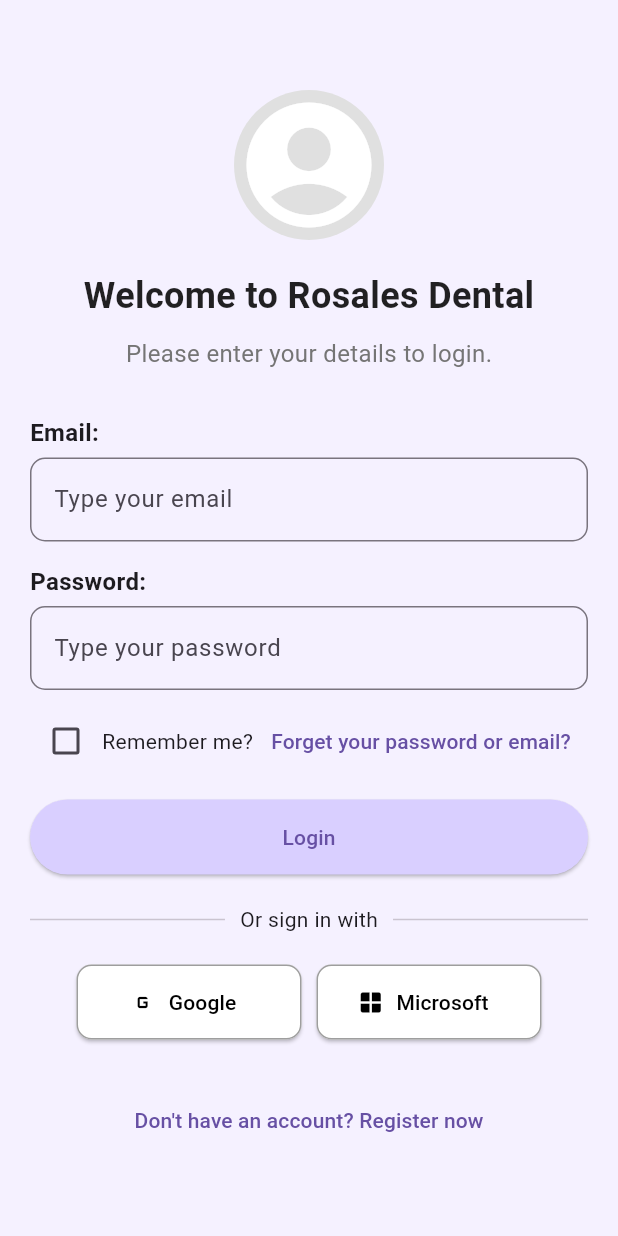
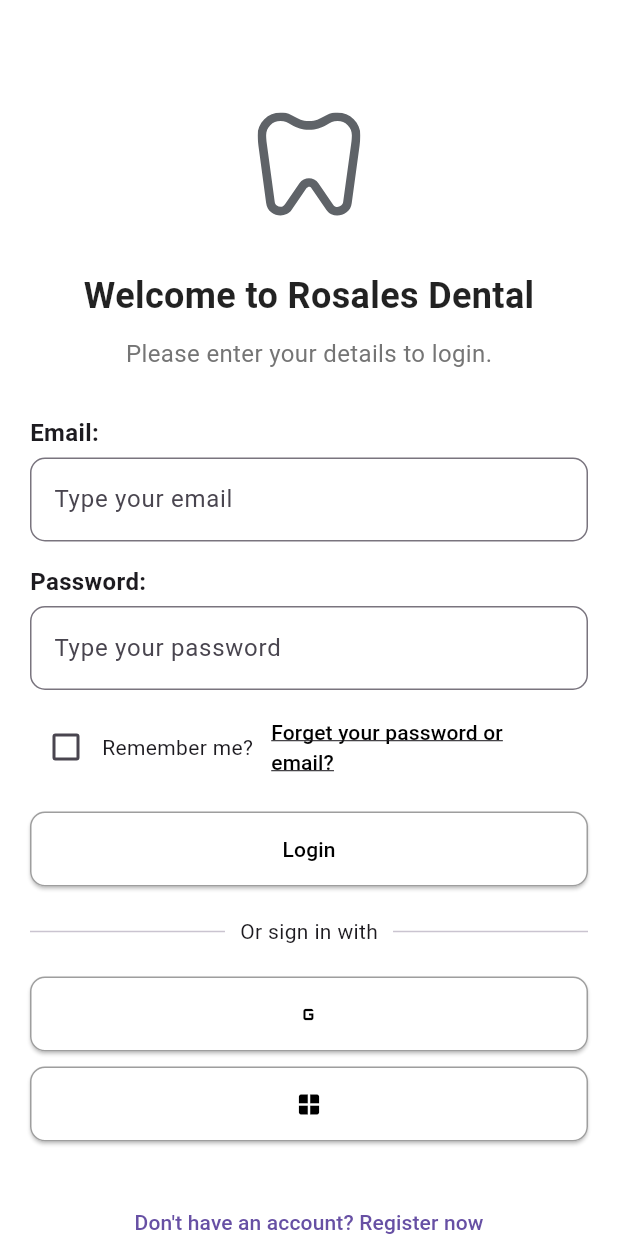
Before and after one commit to joshua12cx/Moviles, a Flutter app: the screen it shows after launch, on a phone screen of 412 x 824 dp. Run offline on Flutter 3.47's test engine with Material 3 defaults, Android fonts, the phone set to English and light mode, and no system bars; our stand-ins replace flutter_svg.

Commit message:
actualizacion sin error

```diff
--- a/lib/main.dart
+++ b/lib/main.dart
@@ -2,8 +2,7 @@ import 'package:flutter/material.dart';
 import 'package:consultorio_odontologico_rosales/screens/login_screen.dart';
 import 'package:consultorio_odontologico_rosales/screens/home_screen.dart';
 
-import 'screens/PacienteDetalleScreen.dart';
-import 'screens/PacientesScreen.dart';
+
 
 void main() {
   runApp(MyApp());
@@ -23,8 +22,7 @@ class MyApp extends StatelessWidget {
       routes: {
         '/login': (context) => LoginScreen(),
         '/home': (context) => HomeScreen(),
-        '/pacientes': (context) => PacientesScreen(),
-        '/pacienteDetalle': (context) => PacienteDetalleScreen(),
+
       },
     );
   }
--- a/lib/screens/login_screen.dart
+++ b/lib/screens/login_screen.dart
@@ -1,4 +1,5 @@
 import 'package:flutter/material.dart';
+import 'package:flutter_svg/flutter_svg.dart';
 
 class LoginScreen extends StatefulWidget {
   @override
@@ -20,7 +21,8 @@ class _LoginScreenState extends State<LoginScreen> {
 
       await Future.delayed(Duration(seconds: 2));
 
-      if (_emailController.text == 'doctor' && _passwordController.text == '12345') {
+      if (_emailController.text == 'doctor' &&
+          _passwordController.text == '12345') {
         Navigator.pushReplacementNamed(context, '/home');
       } else {
         _showErrorDialog('Credenciales incorrectas. Inténtalo de nuevo.');
@@ -52,8 +54,10 @@ class _LoginScreenState extends State<LoginScreen> {
 
   @override
   Widget build(BuildContext context) {
-    return Scaffold(
-      backgroundColor: Color(0xFFF5F1FF), // Fondo lila claro
+    return MaterialApp(
+      debugShowCheckedModeBanner: false,
+      home: Scaffold(
+        backgroundColor: Colors.white,
         body: SingleChildScrollView(
           child: Padding(
             padding: const EdgeInsets.symmetric(horizontal: 20.0),
@@ -62,11 +66,15 @@ class _LoginScreenState extends State<LoginScreen> {
               child: Column(
                 mainAxisAlignment: MainAxisAlignment.center,
                 children: <Widget>[
-                SizedBox(height: 60), // Espacio superior
+                  SizedBox(height: 60),
                   CircleAvatar(
                     radius: 50,
-                  backgroundColor: Colors.grey[300],
-                  child: Icon(Icons.account_circle, size: 100, color: Colors.white),
+                    backgroundColor: Colors.transparent,
+                    child: SvgPicture.asset(
+                      'lib/svg/diente.svg',
+                      height: 70,
+                      width: 70,
+                    ),
                   ),
                   SizedBox(height: 20),
                   Text(
@@ -83,7 +91,6 @@ class _LoginScreenState extends State<LoginScreen> {
                     style: TextStyle(fontSize: 16, color: Colors.grey[600]),
                   ),
                   SizedBox(height: 30),
-
                   Align(
                     alignment: Alignment.centerLeft,
                     child: Text(
@@ -92,7 +99,6 @@ class _LoginScreenState extends State<LoginScreen> {
                     ),
                   ),
                   SizedBox(height: 5),
-
                   TextFormField(
                     controller: _emailController,
                     decoration: InputDecoration(
@@ -109,7 +115,6 @@ class _LoginScreenState extends State<LoginScreen> {
                     },
                   ),
                   SizedBox(height: 15),
-
                   Align(
                     alignment: Alignment.centerLeft,
                     child: Text(
@@ -118,7 +123,6 @@ class _LoginScreenState extends State<LoginScreen> {
                     ),
                   ),
                   SizedBox(height: 5),
-
                   TextFormField(
                     controller: _passwordController,
                     decoration: InputDecoration(
@@ -136,7 +140,6 @@ class _LoginScreenState extends State<LoginScreen> {
                     },
                   ),
                   SizedBox(height: 10),
-
                   Row(
                     children: [
                       Checkbox(
@@ -148,30 +151,40 @@ class _LoginScreenState extends State<LoginScreen> {
                         },
                       ),
                       Text('Remember me?'),
-                    Spacer(),
-                    TextButton(
+                      Expanded(
+                        child: Align(
+                          alignment: Alignment.centerRight,
+                          child: TextButton(
                             onPressed: () {},
-                      child: Text('Forget your password or email?'),
+                            child: Text(
+                              'Forget your password or email?',
+                              style: TextStyle(
+                                color: Colors.black,
+                                decoration: TextDecoration.underline,
+                              ),
+                            ),
+                          ),
+                        ),
                       ),
                     ],
                   ),
                   SizedBox(height: 15),
-
                   _isLoading
                       ? CircularProgressIndicator()
                       : ElevatedButton(
                           onPressed: _login,
                           style: ElevatedButton.styleFrom(
-                          backgroundColor: Color(0xFFD9CFFF), // Color lila claro para el botón
+                            backgroundColor: Colors.white,
+                            foregroundColor: Colors.black,
+                            side: BorderSide(color: Colors.grey),
                             shape: RoundedRectangleBorder(
-                            borderRadius: BorderRadius.circular(30),
+                              borderRadius: BorderRadius.circular(10),
                             ),
                             minimumSize: Size(double.infinity, 50),
                           ),
                           child: Text('Login'),
                         ),
                   SizedBox(height: 20),
-
                   Row(
                     children: <Widget>[
                       Expanded(child: Divider(thickness: 1)),
@@ -183,16 +196,13 @@ class _LoginScreenState extends State<LoginScreen> {
                     ],
                   ),
                   SizedBox(height: 20),
-
-                Row(
+                  Column(
                     mainAxisAlignment: MainAxisAlignment.center,
                     children: [
-                    ElevatedButton.icon(
+                      ElevatedButton(
                         onPressed: () {
                           // Lógica para iniciar sesión con Google
                         },
-                      icon: Icon(Icons.g_mobiledata),
-                      label: Text('Google'),
                         style: ElevatedButton.styleFrom(
                           backgroundColor: Colors.white,
                           foregroundColor: Colors.black,
@@ -200,16 +210,19 @@ class _LoginScreenState extends State<LoginScreen> {
                           shape: RoundedRectangleBorder(
                             borderRadius: BorderRadius.circular(10),
                           ),
-                        minimumSize: Size(150, 50),
+                          minimumSize: Size(double.infinity, 50),
+                        ),
+                        child: SizedBox(
+                          height: 24,
+                          width: 24,
+                          child: Icon(Icons.g_mobiledata),
                         ),
                       ),
-                    SizedBox(width: 10),
-                    ElevatedButton.icon(
+                      SizedBox(height: 10),
+                      ElevatedButton(
                         onPressed: () {
                           // Lógica para iniciar sesión con Microsoft
                         },
-                      icon: Icon(Icons.window),
-                      label: Text('Microsoft'),
                         style: ElevatedButton.styleFrom(
                           backgroundColor: Colors.white,
                           foregroundColor: Colors.black,
@@ -217,13 +230,17 @@ class _LoginScreenState extends State<LoginScreen> {
                           shape: RoundedRectangleBorder(
                             borderRadius: BorderRadius.circular(10),
                           ),
-                        minimumSize: Size(150, 50),
+                          minimumSize: Size(double.infinity, 50),
+                        ),
+                        child: SizedBox(
+                          height: 24,
+                          width: 24,
+                          child: Icon(Icons.window),
                         ),
                       ),
                     ],
                   ),
                   SizedBox(height: 30),
-
                   TextButton(
                     onPressed: () {
                       // Navegar a la pantalla de registro
@@ -236,6 +253,7 @@ class _LoginScreenState extends State<LoginScreen> {
             ),
           ),
         ),
+      ),
     );
   }
 }
```
Also changed, not shown: lib/screens/PacienteDetalleScreen.dart (deleted, +0 -20 lines), lib/screens/PacientesScreen.dart (deleted, +0 -44 lines), lib/screens/home_screen.dart (+4 -10 lines), pubspec.yaml (+6 -34 lines), lib/svg/diente.svg (added), pubspec.lock. Lines whose indentation alone changed are shown as unchanged.
